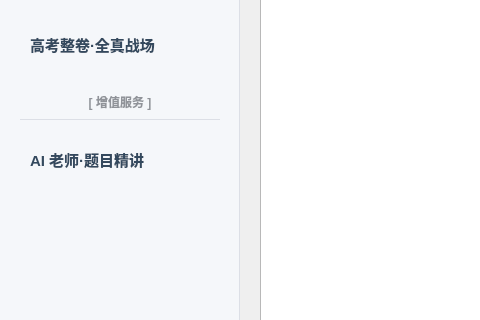
First picture: the form in resources/main_window.ui, repository andrezha/EngMaster-AI-Agent, before the edit; both pictures show x 0 to 480 and y 172 to 492 of the 1000 by 750 pixel window.
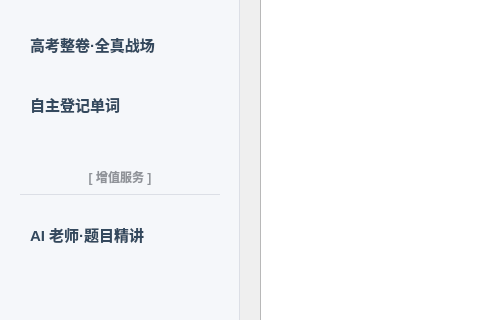
Second picture: the form after the edit.

Commit message: 自主录入单词完成。除了自主录入单词打印功能

```diff
--- a/resources/main_window.ui
+++ b/resources/main_window.ui
@@ -47,6 +47,21 @@
          <property name="styleSheet"><string>QPushButton { color: #34495e; background: transparent; border: none; font-size: 15px; text-align: left; padding-left: 20px; outline: none; border-radius: 10px; font-weight: bold; } QPushButton:hover { background-color: #e4e7ed; } QPushButton:checked { background-color: #2c3e50; color: white; }</string></property>
         </widget>
        </item>
+       <item>
+        <widget class="QPushButton" name="btn_nav_self_register">
+         <property name="minimumSize"><size><width>0</width><height>52</height></size></property>
+         <property name="text"><string>自主登记单词</string></property>
+         <property name="checkable"><bool>true</bool></property>
+         <property name="styleSheet"><string>QPushButton { color: #34495e; background: transparent; border: none; font-size: 15px; text-align: left; padding-left: 20px; outline: none; border-radius: 10px; font-weight: bold; } QPushButton:hover { background-color: #e4e7ed; } QPushButton:checked { background-color: #2c3e50; color: white; }</string></property>
+        </widget>
+       </item>
+       <item>
+        <spacer name="nav_spacer_mid_after_self_register">
+         <property name="orientation"><enum>Qt::Vertical</enum></property>
+         <property name="sizeType"><enum>QSizePolicy::Fixed</enum></property>
+         <property name="sizeHint"><size><width>20</width><height>15</height></size></property>
+        </spacer>
+       </item>
        <item>
         <spacer name="nav_spacer_mid">
          <property name="orientation"><enum>Qt::Vertical</enum></property>
```
The commit also changes 7 other files.
